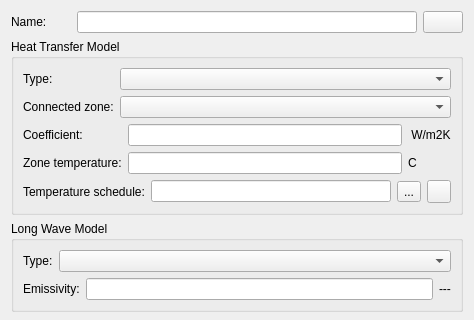
Before: the Qt Designer form SIM-VICUS/src/SVDBBoundaryConditionEditWidget.ui in ghorwin/SIM-VICUS, drawn with Qt 5; both pictures show x 0 to 474 and y 0 to 320 of the 474 by 518 pixel window.
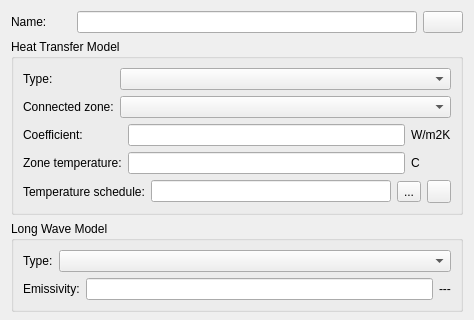
After: the same form once the commit is applied. Icons and pictures are not drawn. Custom widgets are drawn as their Qt base class.

Commit message: Language file and widgets updated

What changed in the file:
```diff
--- a/SIM-VICUS/src/SVDBBoundaryConditionEditWidget.ui
+++ b/SIM-VICUS/src/SVDBBoundaryConditionEditWidget.ui
@@ -69,7 +69,7 @@
       <item row="2" column="3">
        <widget class="QLabel" name="labelHeatTransferCoefficient_2">
         <property name="text">
-         <string> W/m2K</string>
+         <string>W/m2K</string>
         </property>
        </widget>
       </item>
```
The commit also changes 2 other files.
